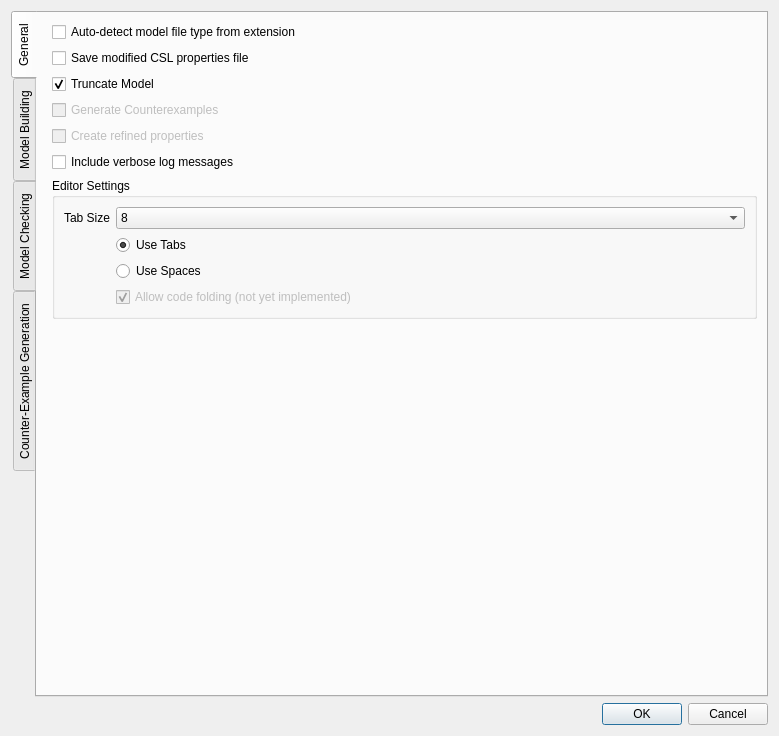
Before: the Qt Designer form src/stamina/gui/ui/Preferences.ui in fluentverification/stamina-storm, drawn with Qt 5.
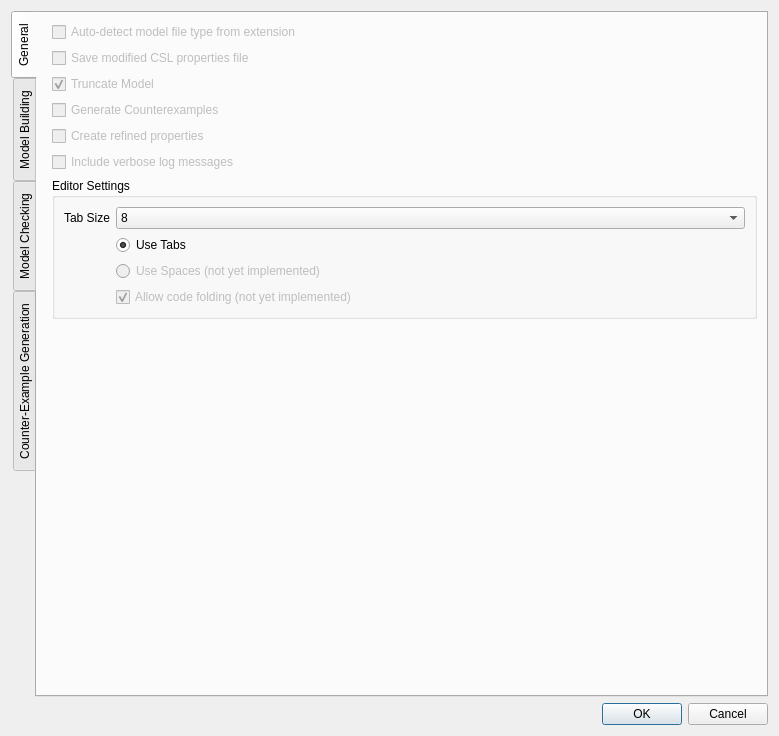
After: the same form once the commit is applied. Icons and pictures are not drawn. Custom widgets are drawn as their Qt base class.

Commit message: Finish adding actions to stuff for first release

Patch:
```diff
--- a/src/stamina/gui/ui/Preferences.ui
+++ b/src/stamina/gui/ui/Preferences.ui
@@ -38,6 +38,9 @@
       <layout class="QFormLayout" name="formLayout">
        <item row="0" column="1">
         <widget class="QCheckBox" name="modelFileTypeAutoDetect">
+         <property name="enabled">
+          <bool>false</bool>
+         </property>
          <property name="text">
           <string>Auto-detect model file type from extension</string>
          </property>
@@ -45,6 +48,9 @@
        </item>
        <item row="1" column="1">
         <widget class="QCheckBox" name="saveModifiedCSL">
+         <property name="enabled">
+          <bool>false</bool>
+         </property>
          <property name="text">
           <string>Save modified CSL properties file</string>
          </property>
@@ -52,6 +58,9 @@
        </item>
        <item row="2" column="1">
         <widget class="QCheckBox" name="truncateModel">
+         <property name="enabled">
+          <bool>false</bool>
+         </property>
          <property name="text">
           <string>Truncate Model</string>
          </property>
@@ -88,6 +97,9 @@
        </item>
        <item row="5" column="1">
         <widget class="QCheckBox" name="verboseLog">
+         <property name="enabled">
+          <bool>false</bool>
+         </property>
          <property name="text">
           <string>Include verbose log messages</string>
          </property>
@@ -124,8 +136,11 @@
           </item>
           <item row="5" column="1">
            <widget class="QRadioButton" name="useSpaces">
+            <property name="enabled">
+             <bool>false</bool>
+            </property>
             <property name="text">
-             <string>Use Spaces</string>
+             <string>Use Spaces (not yet implemented)</string>
             </property>
            </widget>
           </item>
```
The commit also changes 1 other file.
